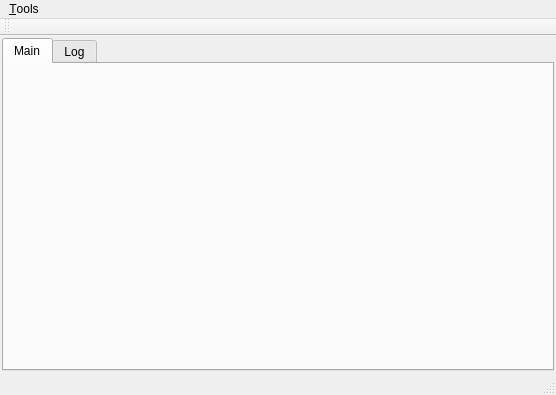
This is Commander/mainwindow.ui in AnpeJIb/Horus-Commander as Qt 5 draws it before an edit. The edited form follows.
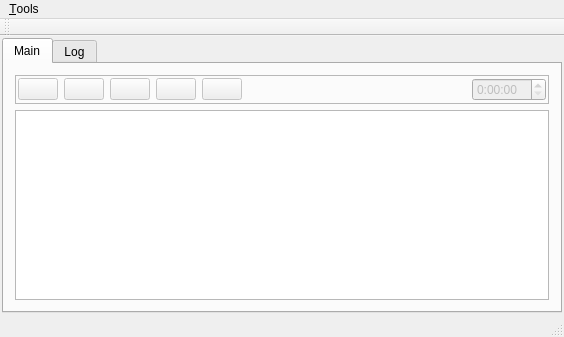
This is the edited form. Icons and pictures are not drawn.

```diff
--- a/Commander/mainwindow.ui
+++ b/Commander/mainwindow.ui
@@ -6,8 +6,8 @@
    <rect>
     <x>0</x>
     <y>0</y>
-    <width>556</width>
-    <height>395</height>
+    <width>564</width>
+    <height>337</height>
    </rect>
   </property>
   <property name="windowTitle">
@@ -27,6 +27,12 @@
       <property name="currentIndex">
        <number>0</number>
       </property>
+      <property name="iconSize">
+       <size>
+        <width>18</width>
+        <height>18</height>
+       </size>
+      </property>
       <widget class="QWidget" name="tMain">
        <attribute name="icon">
         <iconset resource="img.qrc">
@@ -35,6 +41,188 @@
        <attribute name="title">
         <string>Main</string>
        </attribute>
+       <layout class="QVBoxLayout" name="verticalLayout_2">
+        <item>
+         <widget class="QFrame" name="frame">
+          <property name="frameShape">
+           <enum>QFrame::StyledPanel</enum>
+          </property>
+          <property name="frameShadow">
+           <enum>QFrame::Raised</enum>
+          </property>
+          <layout class="QHBoxLayout" name="horizontalLayout">
+           <property name="margin">
+            <number>2</number>
+           </property>
+           <item>
+            <widget class="QPushButton" name="btnStart">
+             <property name="enabled">
+              <bool>false</bool>
+             </property>
+             <property name="toolTip">
+              <string>Start mission</string>
+             </property>
+             <property name="icon">
+              <iconset resource="img.qrc">
+               <normaloff>:/img/start.png</normaloff>:/img/start.png</iconset>
+             </property>
+             <property name="iconSize">
+              <size>
+               <width>32</width>
+               <height>32</height>
+              </size>
+             </property>
+            </widget>
+           </item>
+           <item>
+            <widget class="QPushButton" name="btnStop">
+             <property name="enabled">
+              <bool>false</bool>
+             </property>
+             <property name="toolTip">
+              <string>Stop mission</string>
+             </property>
+             <property name="icon">
+              <iconset resource="img.qrc">
+               <normaloff>:/img/stop.png</normaloff>:/img/stop.png</iconset>
+             </property>
+             <property name="iconSize">
+              <size>
+               <width>32</width>
+               <height>32</height>
+              </size>
+             </property>
+            </widget>
+           </item>
+           <item>
+            <widget class="QPushButton" name="btnRestart">
+             <property name="enabled">
+              <bool>false</bool>
+             </property>
+             <property name="toolTip">
+              <string>Restart mission</string>
+             </property>
+             <property name="icon">
+              <iconset resource="img.qrc">
+               <normaloff>:/img/restart.png</normaloff>:/img/restart.png</iconset>
+             </property>
+             <property name="iconSize">
+              <size>
+               <width>32</width>
+               <height>32</height>
+              </size>
+             </property>
+            </widget>
+           </item>
+           <item>
+            <widget class="QPushButton" name="btnPrevious">
+             <property name="enabled">
+              <bool>false</bool>
+             </property>
+             <property name="toolTip">
+              <string>Previous mission</string>
+             </property>
+             <property name="text">
+              <string/>
+             </property>
+             <property name="icon">
+              <iconset resource="img.qrc">
+               <normaloff>:/img/previous.png</normaloff>:/img/previous.png</iconset>
+             </property>
+             <property name="iconSize">
+              <size>
+               <width>32</width>
+               <height>32</height>
+              </size>
+             </property>
+            </widget>
+           </item>
+           <item>
+            <widget class="QPushButton" name="btnNext">
+             <property name="enabled">
+              <bool>false</bool>
+             </property>
+             <property name="toolTip">
+              <string>Next mission</string>
+             </property>
+             <property name="icon">
+              <iconset resource="img.qrc">
+               <normaloff>:/img/next.png</normaloff>:/img/next.png</iconset>
+             </property>
+             <property name="iconSize">
+              <size>
+               <width>32</width>
+               <height>32</height>
+              </size>
+             </property>
+            </widget>
+           </item>
+           <item>
+            <widget class="QPushButton" name="btnExtra">
+             <property name="toolTip">
+              <string>Extra</string>
+             </property>
+             <property name="icon">
+              <iconset resource="img.qrc">
+               <normaloff>:/img/more.png</normaloff>:/img/more.png</iconset>
+             </property>
+             <property name="iconSize">
+              <size>
+               <width>32</width>
+               <height>32</height>
+              </size>
+             </property>
+             <property name="flat">
+              <bool>true</bool>
+             </property>
+            </widget>
+           </item>
+           <item>
+            <spacer name="horizontalSpacer">
+             <property name="orientation">
+              <enum>Qt::Horizontal</enum>
+             </property>
+             <property name="sizeHint" stdset="0">
+              <size>
+               <width>40</width>
+               <height>20</height>
+              </size>
+             </property>
+            </spacer>
+           </item>
+           <item>
+            <widget class="QLabel" name="lbTimer">
+             <property name="enabled">
+              <bool>false</bool>
+             </property>
+             <property name="text">
+              <string/>
+             </property>
+             <property name="pixmap">
+              <pixmap resource="img.qrc">:/img/timer_clock.png</pixmap>
+             </property>
+            </widget>
+           </item>
+           <item>
+            <widget class="QTimeEdit" name="timeLeft">
+             <property name="enabled">
+              <bool>false</bool>
+             </property>
+             <property name="toolTip">
+              <string>Mission time left</string>
+             </property>
+             <property name="displayFormat">
+              <string>h:mm:ss</string>
+             </property>
+            </widget>
+           </item>
+          </layout>
+         </widget>
+        </item>
+        <item>
+         <widget class="QListWidget" name="listWidget"/>
+        </item>
+       </layout>
       </widget>
       <widget class="QWidget" name="tLog">
        <attribute name="icon">
@@ -54,7 +242,7 @@
     <rect>
      <x>0</x>
      <y>0</y>
-     <width>556</width>
+     <width>564</width>
      <height>20</height>
     </rect>
    </property>
```
